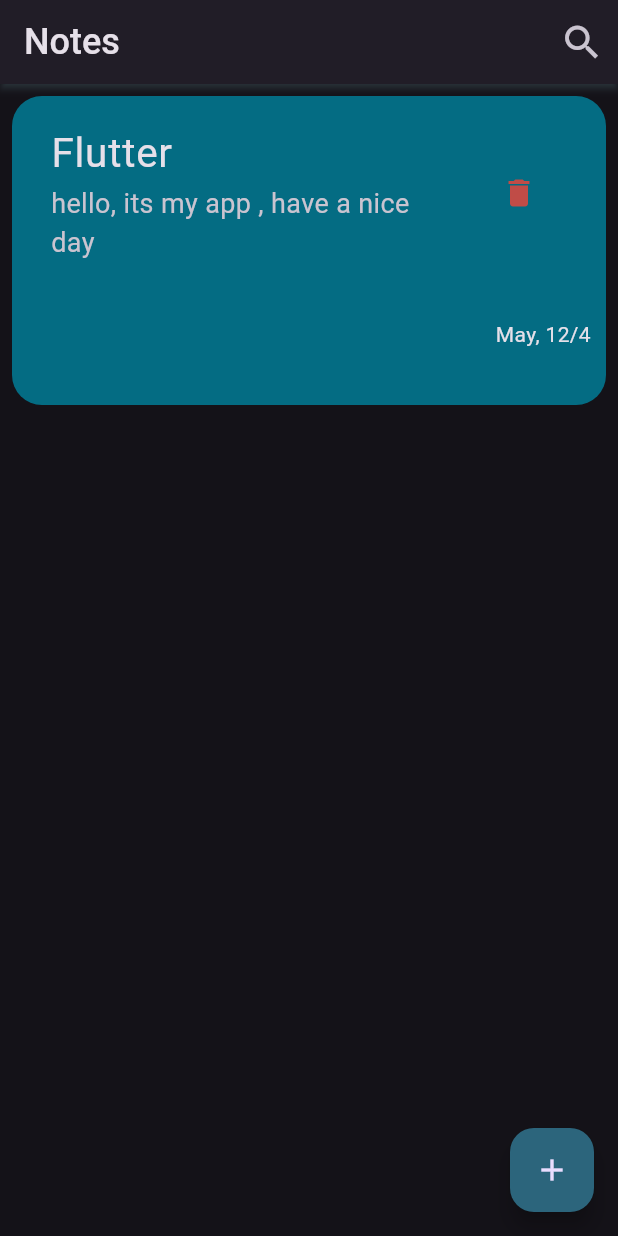
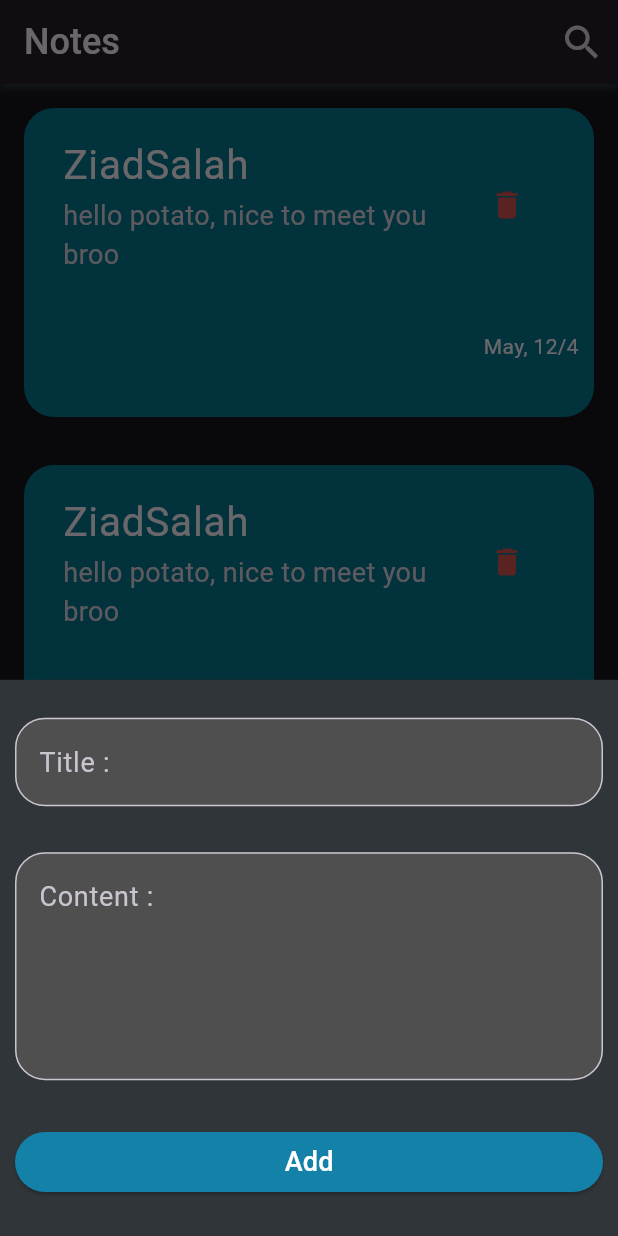
Before and after one commit to ZiadSala7/toDoApp, a Flutter app: the screen it shows after launch, after a tap on the "add" icon, on a phone screen of 412 x 824 dp. Run offline on Flutter 3.47's test engine with Material 3 defaults, Android fonts, the phone set to English and light mode, and no system bars.

Commit message:
1- edit folders 2- create listViewBuilder 3- create showModalBottomSheet and body

```diff
--- a/lib/view/notes_view.dart
+++ b/lib/view/notes_view.dart
@@ -1,9 +1,15 @@
 import 'package:flutter/material.dart';
-import 'widgets/notes_view_body.dart';
+import 'package:to_do_app/widgets/bottom_sheet.dart';
+import '../widgets/notes_view_body.dart';
 
-class NotesAppView extends StatelessWidget {
+class NotesAppView extends StatefulWidget {
   const NotesAppView({super.key});
 
+  @override
+  State<NotesAppView> createState() => _NotesAppViewState();
+}
+
+class _NotesAppViewState extends State<NotesAppView> {
   @override
   Widget build(BuildContext context) {
     return Scaffold(
@@ -29,7 +35,9 @@ class NotesAppView extends StatelessWidget {
       ),
       floatingActionButton: FloatingActionButton(
         backgroundColor: const Color.fromARGB(255, 44, 101, 124),
-        onPressed: () {},
+        onPressed: () {
+          addNoteSBottomSheet(context);
+        },
         child: const Icon(Icons.add),
       ),
       body: const NotesViewBody(),
--- /dev/null
+++ b/lib/widgets/bottom_sheet.dart
@@ -0,0 +1,10 @@
+import 'package:flutter/material.dart';
+import 'package:to_do_app/widgets/bottom_sheet_body.dart';
+
+addNoteSBottomSheet(context) {
+  return showModalBottomSheet(
+      context: context,
+      builder: (context) {
+        return const SheetBody();
+      });
+}
--- /dev/null
+++ b/lib/widgets/bottom_sheet_body.dart
@@ -0,0 +1,65 @@
+import 'package:flutter/material.dart';
+
+class SheetBody extends StatelessWidget {
+  const SheetBody({super.key});
+
+  @override
+  Widget build(BuildContext context) {
+    return Padding(
+      padding:
+          EdgeInsets.only(bottom: MediaQuery.of(context).viewInsets.bottom),
+      child: SingleChildScrollView(
+        child: Container(
+          decoration:
+              const BoxDecoration(color: Color.fromARGB(255, 47, 53, 57)),
+          padding: const EdgeInsets.all(10),
+          height: MediaQuery.of(context).size.height * 0.45,
+          child: Column(
+            mainAxisAlignment: MainAxisAlignment.spaceAround,
+            crossAxisAlignment: CrossAxisAlignment.stretch,
+            children: [
+              // for title
+              TextField(
+                decoration: InputDecoration(
+                  hintText: 'Title : ',
+                  hintStyle: const TextStyle(fontSize: 18),
+                  fillColor: const Color.fromARGB(255, 79, 79, 79),
+                  filled: true,
+                  border: OutlineInputBorder(
+                    borderRadius: BorderRadius.circular(20),
+                  ),
+                ),
+              ),
+              // for the content
+              TextField(
+                maxLines: 5,
+                decoration: InputDecoration(
+                  hintText: 'Content : ',
+                  hintStyle: const TextStyle(fontSize: 18),
+                  fillColor: const Color.fromARGB(255, 79, 79, 79),
+                  filled: true,
+                  border: OutlineInputBorder(
+                    borderRadius: BorderRadius.circular(20),
+                  ),
+                ),
+              ),
+              ElevatedButton(
+                onPressed: () {},
+                style: ElevatedButton.styleFrom(
+                  backgroundColor: const Color.fromARGB(255, 20, 129, 169),
+                ),
+                child: const Text(
+                  'Add',
+                  style: TextStyle(
+                    fontSize: 18,
+                    color: Colors.white,
+                  ),
+                ),
+              )
+            ],
+          ),
+        ),
+      ),
+    );
+  }
+}
--- /dev/null
+++ b/lib/widgets/list_view_builder.dart
@@ -0,0 +1,25 @@
+import 'package:flutter/material.dart';
+import 'custom_note_item.dart';
+
+class NotesListViewBuilder extends StatelessWidget {
+  const NotesListViewBuilder({super.key});
+
+  @override
+  Widget build(BuildContext context) {
+    return SizedBox(
+      height: MediaQuery.of(context).size.height * .9,
+      child: ListView.builder(
+        itemCount: 6,
+        itemBuilder: (context, int index) {
+          return const Padding(
+            padding: EdgeInsets.all(8.0),
+            child: CustomNoteItem(
+              noteName: 'ZiadSalah',
+              subTitle: 'hello potato, nice to meet you broo',
+            ),
+          );
+        },
+      ),
+    );
+  }
+}
--- a/lib/view/widgets/notes_view_body.dart
+++ b/lib/widgets/notes_view_body.dart
@@ -1,5 +1,6 @@
 import 'package:flutter/material.dart';
-import 'package:to_do_app/view/widgets/custom_note_item.dart';
+import 'package:flutter/widgets.dart';
+import 'package:to_do_app/widgets/list_view_builder.dart';
 
 class NotesViewBody extends StatelessWidget {
   const NotesViewBody({super.key});
@@ -8,10 +9,7 @@ class NotesViewBody extends StatelessWidget {
   Widget build(BuildContext context) {
     return ListView(
       children: const [
-        CustomNoteItem(
-          noteName: 'Flutter',
-          subTitle: 'hello, its my app , have a nice day',
-        ),
+        NotesListViewBuilder(),
       ],
     );
   }
```
Also changed, not shown: lib/widgets/custom_note_item.dart (renamed from lib/view/widgets/custom_note_item.dart).
